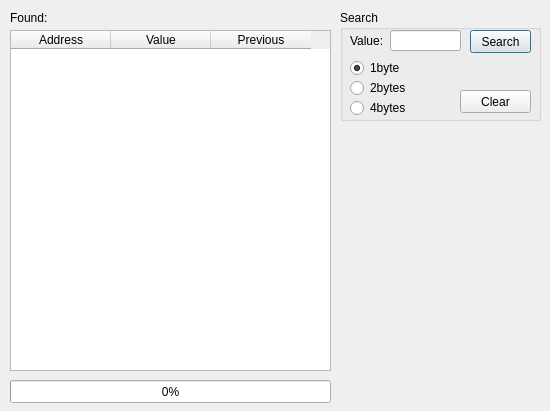
The window that src/frontend/qt_sdl/RAMInfoDialog.ui (tjdduq23-droid/melonDS-1.1-korean) describes before a commit, drawn with Qt 5.
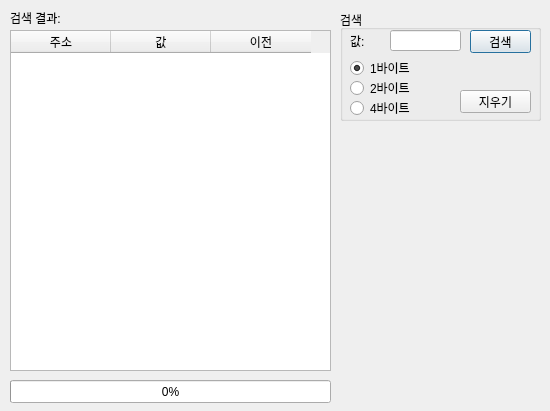
The same window after the commit.

Diff of the .ui file:
```diff
--- a/src/frontend/qt_sdl/RAMInfoDialog.ui
+++ b/src/frontend/qt_sdl/RAMInfoDialog.ui
@@ -41,7 +41,7 @@
     </rect>
    </property>
    <property name="title">
-    <string>Search</string>
+    <string>검색</string>
    </property>
    <widget class="QPushButton" name="btnSearch">
     <property name="geometry">
@@ -53,7 +53,7 @@
      </rect>
     </property>
     <property name="text">
-     <string>Search</string>
+     <string>검색</string>
     </property>
    </widget>
    <widget class="QLineEdit" name="txtSearch">
@@ -79,7 +79,7 @@
      </rect>
     </property>
     <property name="text">
-     <string>Clear</string>
+     <string>지우기</string>
     </property>
    </widget>
    <widget class="QLabel" name="labelValue">
@@ -92,7 +92,7 @@
      </rect>
     </property>
     <property name="text">
-     <string>Value:</string>
+     <string>값:</string>
     </property>
    </widget>
    <widget class="QRadioButton" name="radiobtn1byte">
@@ -105,7 +105,7 @@
      </rect>
     </property>
     <property name="text">
-     <string>1byte</string>
+     <string>1바이트</string>
     </property>
     <property name="checked">
      <bool>true</bool>
@@ -121,7 +121,7 @@
      </rect>
     </property>
     <property name="text">
-     <string>2bytes</string>
+     <string>2바이트</string>
     </property>
    </widget>
    <widget class="QRadioButton" name="radiobtn4bytes">
@@ -134,7 +134,7 @@
      </rect>
     </property>
     <property name="text">
-     <string>4bytes</string>
+     <string>4바이트</string>
     </property>
    </widget>
   </widget>
@@ -204,17 +204,17 @@
    </attribute>
    <column>
     <property name="text">
-     <string>Address</string>
+     <string>주소</string>
     </property>
    </column>
    <column>
     <property name="text">
-     <string>Value</string>
+     <string>값</string>
     </property>
    </column>
    <column>
     <property name="text">
-     <string>Previous</string>
+     <string>이전</string>
     </property>
    </column>
   </widget>
@@ -228,7 +228,7 @@
     </rect>
    </property>
    <property name="text">
-    <string>Found:</string>
+    <string>검색 결과:</string>
    </property>
   </widget>
  </widget>
```
Left out of the diff: 2 changed lines with no effect on the pictures.
